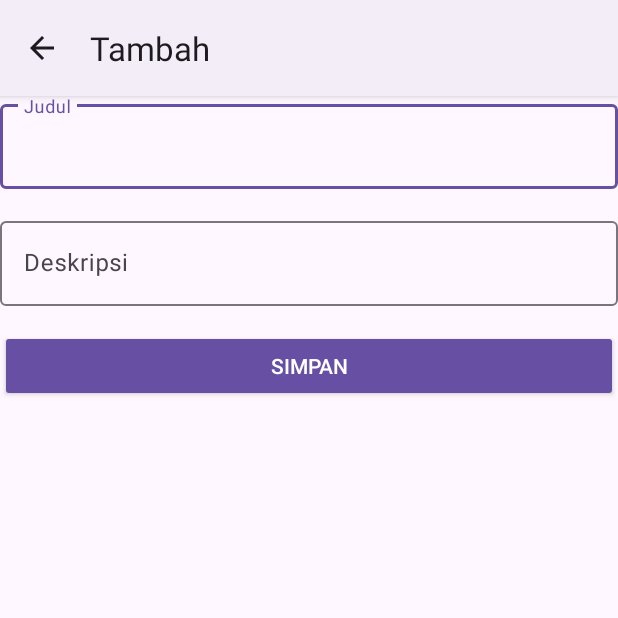
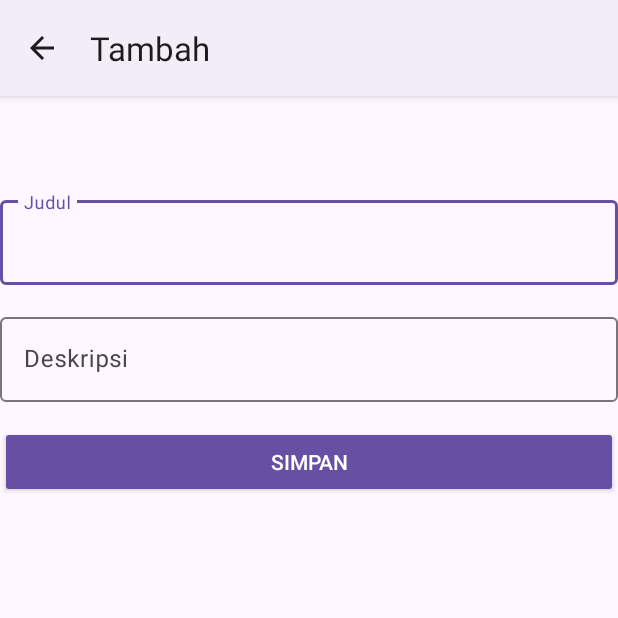
Before and after one commit to eeryyy282/note-apps-with-room, an Android app: the screen it shows after launch (NoteAddUpdateActivity), after a tap on an icon or button, on a phone screen of 412 x 824 dp, the top half of it. Run offline under Robolectric (Android 15) with nearby library versions, the phone set to English and light mode, and no system bars; our stand-ins replace Room's generated code.

Commit message:
fix problem when item in activity (rv) not showing -> Diffcallback typo

```diff
--- a/app/src/main/java/com/example/noteappswithroom/helper/DataHelper.kt
+++ b/app/src/main/java/com/example/noteappswithroom/helper/DateHelper.kt
@@ -4,7 +4,7 @@ import java.text.SimpleDateFormat
 import java.util.Date
 import java.util.Locale
 
-object DataHelper {
+object DateHelper {
     fun getCurrentDate(): String {
         val dateFormat = SimpleDateFormat("yyyy/MM/dd HH:mm:ss", Locale.getDefault())
         val date = Date()
--- a/app/src/main/java/com/example/noteappswithroom/helper/NoteDiffCallback.kt
+++ b/app/src/main/java/com/example/noteappswithroom/helper/NoteDiffCallback.kt
@@ -7,7 +7,7 @@ class NoteDiffCallback(private val oldNoteList: List<Note>, private val newNoteL
     DiffUtil.Callback() {
     override fun getOldListSize(): Int = oldNoteList.size
 
-    override fun getNewListSize(): Int = oldNoteList.size
+    override fun getNewListSize(): Int = newNoteList.size
 
     override fun areItemsTheSame(oldItemPosition: Int, newItemPosition: Int): Boolean {
         return oldNoteList[oldItemPosition].id == newNoteList[newItemPosition].id
--- a/app/src/main/java/com/example/noteappswithroom/helper/ViewModelFactory.kt
+++ b/app/src/main/java/com/example/noteappswithroom/helper/ViewModelFactory.kt
@@ -9,7 +9,7 @@ import com.example.noteappswithroom.ui.main.MainActivityViewModel
 class ViewModelFactory private constructor(private val mApplication: Application) :
     ViewModelProvider.NewInstanceFactory() {
 
-    @Suppress
+    @Suppress("UNCHECKED_CAST")
     override fun <T : ViewModel> create(modelClass: Class<T>): T {
         if (modelClass.isAssignableFrom(MainActivityViewModel::class.java)) {
             return MainActivityViewModel(mApplication) as T
--- a/app/src/main/java/com/example/noteappswithroom/ui/insert/NoteAddUpdateActivity.kt
+++ b/app/src/main/java/com/example/noteappswithroom/ui/insert/NoteAddUpdateActivity.kt
@@ -13,7 +13,7 @@ import androidx.lifecycle.ViewModelProvider
 import com.example.noteappswithroom.R
 import com.example.noteappswithroom.database.Note
 import com.example.noteappswithroom.databinding.ActivityNoteAddUpdateBinding
-import com.example.noteappswithroom.helper.DataHelper
+import com.example.noteappswithroom.helper.DateHelper
 import com.example.noteappswithroom.helper.ViewModelFactory
 
 class NoteAddUpdateActivity : AppCompatActivity() {
@@ -91,7 +91,7 @@ class NoteAddUpdateActivity : AppCompatActivity() {
                         showToast(getString(R.string.change))
                     } else {
                         note.let { note ->
-                            note?.date = DataHelper.getCurrentDate()
+                            note?.date = DateHelper.getCurrentDate()
                         }
                         noteAddUpdateViewModel.insert(note as Note)
                         showToast(getString(R.string.added))
--- a/app/src/main/java/com/example/noteappswithroom/ui/main/MainActivity.kt
+++ b/app/src/main/java/com/example/noteappswithroom/ui/main/MainActivity.kt
@@ -59,6 +59,6 @@ class MainActivity : AppCompatActivity() {
 
     private fun obtainViewModel(activity: AppCompatActivity): MainActivityViewModel {
         val factory = ViewModelFactory.getInstance(activity.application)
-        return ViewModelProvider(activity, factory).get(MainActivityViewModel::class.java)
+        return ViewModelProvider(activity, factory)[MainActivityViewModel::class.java]
     }
 }
--- a/app/src/main/java/com/example/noteappswithroom/ui/main/NoteAdapter.kt
+++ b/app/src/main/java/com/example/noteappswithroom/ui/main/NoteAdapter.kt
@@ -9,8 +9,9 @@ import com.example.noteappswithroom.database.Note
 import com.example.noteappswithroom.databinding.ItemNoteBinding
 import com.example.noteappswithroom.helper.NoteDiffCallback
 import com.example.noteappswithroom.ui.insert.NoteAddUpdateActivity
+import com.example.noteappswithroom.ui.main.NoteAdapter.NoteViewHolder
 
-class NoteAdapter : RecyclerView.Adapter<NoteAdapter.NoteViewHolder>() {
+class NoteAdapter : RecyclerView.Adapter<NoteViewHolder>() {
 
     private val listNotes = ArrayList<Note>()
 
--- a/app/src/main/res/layout/activity_note_add_update.xml
+++ b/app/src/main/res/layout/activity_note_add_update.xml
@@ -12,7 +12,8 @@
     <com.google.android.material.textfield.TextInputLayout
         android:layout_width="match_parent"
         android:layout_height="wrap_content"
-        android:layout_marginBottom="16dp">
+        android:layout_marginBottom="16dp"
+        android:layout_marginTop="?attr/actionBarSize">
 
         <EditText
             android:id="@+id/edt_title"
```
